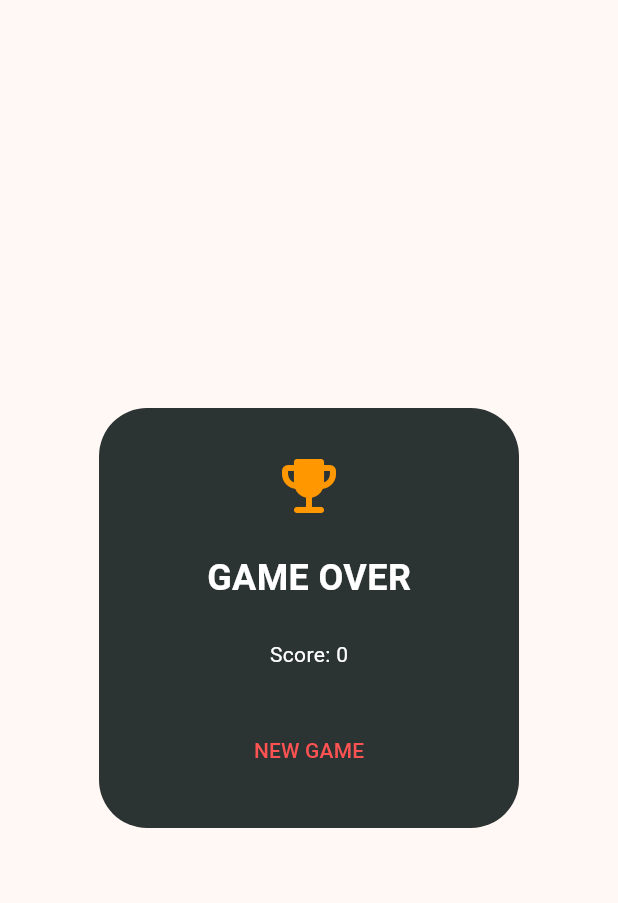
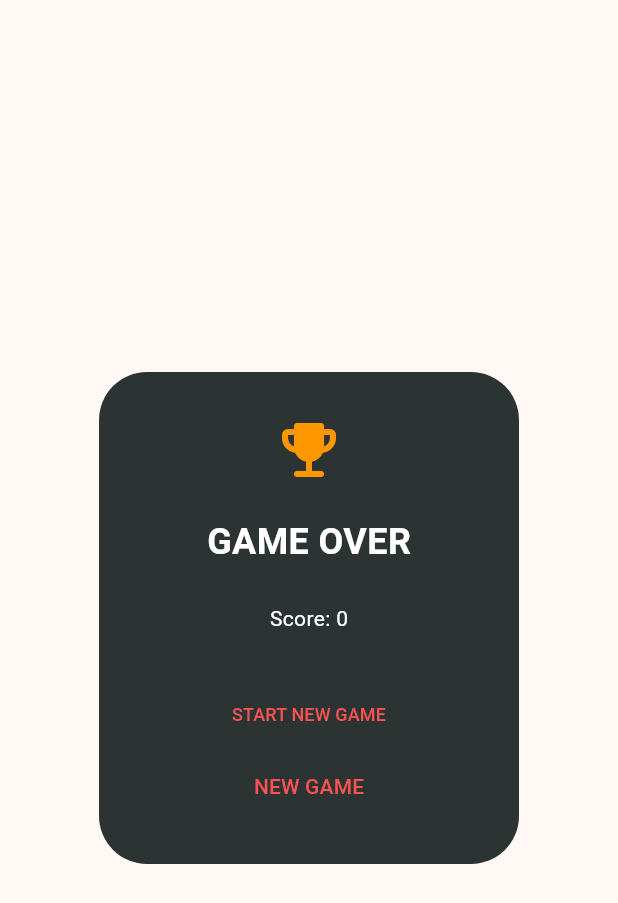
Before and after one commit to coins-fountain/2048-game-swipe, a Flutter app: the GameOverDialog widget shown alone on an empty page, opened directly, on a phone screen of 412 x 824 dp. Shown: the top 903 px of the screen. Run offline on Flutter 3.47's test engine with Material 3 defaults, Android fonts, the phone set to English and light mode, and no system bars; our stand-ins replace google_mobile_ads, shared_preferences; accounts and stored records are empty; network calls fail.

Commit message:
fixing win and lose done

```diff
--- a/lib/screen/widget/game_over_dialog.dart
+++ b/lib/screen/widget/game_over_dialog.dart
@@ -1,4 +1,5 @@
 import 'package:flutter/material.dart';
+import 'package:swipe_n_merge/provider/ads_service.dart';
 import '../../provider/game_provider.dart';
 import 'package:provider/provider.dart';
 
@@ -8,6 +9,7 @@ class GameOverDialog extends StatelessWidget {
   @override
   Widget build(BuildContext context) {
     final game = context.read<GameProvider>();
+    final ads = context.read<AdService>();
 
     return Dialog(
       backgroundColor: Colors.transparent,
@@ -34,6 +36,40 @@ class GameOverDialog extends StatelessWidget {
             Text("Score: ${game.score}",
                 style: const TextStyle(color: Colors.white)),
             const SizedBox(height: 30),
+            if (!game.isReviveUsed && game.score > 0)
+              ElevatedButton.icon(
+                onPressed: () {
+                  ads.showRewardedAd(
+                      onRewardEarned: () {
+                        game.revive();
+                        Navigator.pop(context);
+                      },
+                      onAdDismissed: () {},
+                      onAdFailed: () {
+                        ScaffoldMessenger.of(context).showSnackBar(
+                            const SnackBar(content: Text("Ad failed to load. Please try again."))
+                        );
+                      }
+                  );
+                },
+                icon: const Icon(Icons.history_rounded),
+                label: const Text("REVIVE"),
+                style: ElevatedButton.styleFrom(
+                    backgroundColor: Colors.orange,
+                    foregroundColor: Colors.black,
+                    padding: const EdgeInsets.symmetric(horizontal: 20, vertical: 12)
+                ),
+              ),
+            TextButton(
+              onPressed: () {
+                game.initGame();
+                Navigator.pop(context);
+              },
+              child: const Text(
+                  "START NEW GAME",
+                  style: TextStyle(color: Colors.redAccent, fontSize: 12)
+              ),
+            ),
             TextButton(
               onPressed: () {
                 game.initGame();
```
